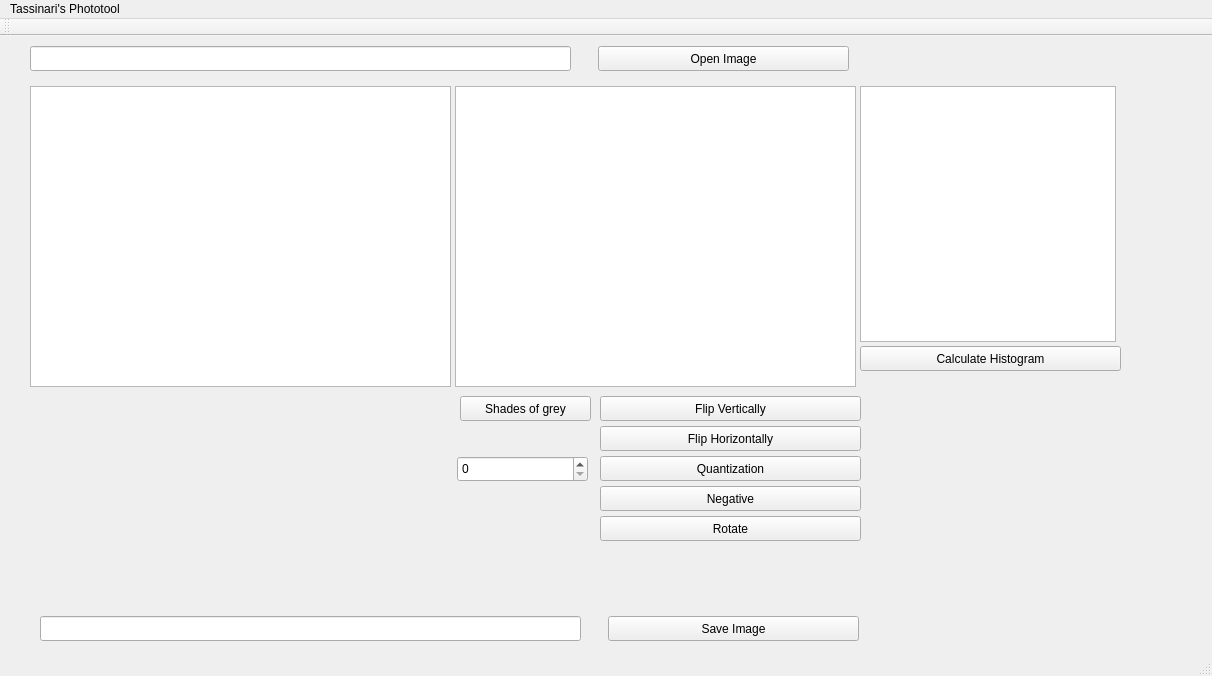
Above: mainwindow.ui from guitassinari/fpi-project before the change. Below: the same form after it.
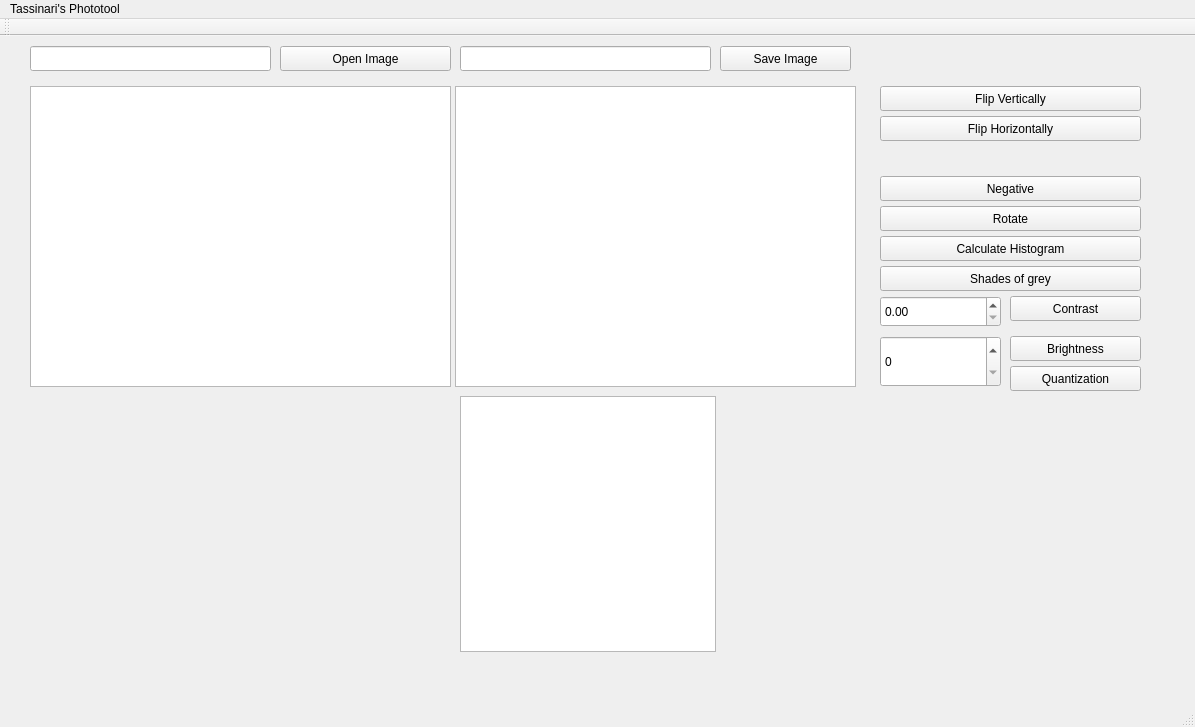
That is the form after the change.

Commit message: Adds brightness and contrast enhancement

The edit to the form file:
```diff
--- a/mainwindow.ui
+++ b/mainwindow.ui
@@ -6,8 +6,8 @@
    <rect>
     <x>0</x>
     <y>0</y>
-    <width>1212</width>
-    <height>676</height>
+    <width>1195</width>
+    <height>727</height>
    </rect>
   </property>
   <property name="windowTitle">
@@ -17,8 +17,8 @@
    <widget class="QPushButton" name="FlipHorizontallyButton">
     <property name="geometry">
      <rect>
-      <x>600</x>
-      <y>390</y>
+      <x>880</x>
+      <y>80</y>
       <width>261</width>
       <height>25</height>
      </rect>
@@ -30,9 +30,9 @@
    <widget class="QPushButton" name="GreyScaleButton">
     <property name="geometry">
      <rect>
-      <x>460</x>
-      <y>360</y>
-      <width>131</width>
+      <x>880</x>
+      <y>230</y>
+      <width>261</width>
       <height>25</height>
      </rect>
     </property>
@@ -43,9 +43,9 @@
    <widget class="QPushButton" name="OpenImageButton">
     <property name="geometry">
      <rect>
-      <x>598</x>
+      <x>280</x>
       <y>10</y>
-      <width>251</width>
+      <width>171</width>
       <height>25</height>
      </rect>
     </property>
@@ -56,8 +56,8 @@
    <widget class="QPushButton" name="FlipVerticallyButton">
     <property name="geometry">
      <rect>
-      <x>600</x>
-      <y>360</y>
+      <x>880</x>
+      <y>50</y>
       <width>261</width>
       <height>25</height>
      </rect>
@@ -91,7 +91,7 @@
      <rect>
       <x>30</x>
       <y>10</y>
-      <width>541</width>
+      <width>241</width>
       <height>25</height>
      </rect>
     </property>
@@ -99,9 +99,9 @@
    <widget class="QPushButton" name="SaveImageButton">
     <property name="geometry">
      <rect>
-      <x>608</x>
-      <y>580</y>
-      <width>251</width>
+      <x>720</x>
+      <y>10</y>
+      <width>131</width>
       <height>25</height>
      </rect>
     </property>
@@ -112,9 +112,9 @@
    <widget class="QLineEdit" name="PathToSave">
     <property name="geometry">
      <rect>
-      <x>40</x>
-      <y>580</y>
-      <width>541</width>
+      <x>460</x>
+      <y>10</y>
+      <width>251</width>
       <height>25</height>
      </rect>
     </property>
@@ -122,9 +122,9 @@
    <widget class="QPushButton" name="QuantizationButton">
     <property name="geometry">
      <rect>
-      <x>600</x>
-      <y>420</y>
-      <width>261</width>
+      <x>1010</x>
+      <y>330</y>
+      <width>131</width>
       <height>25</height>
      </rect>
     </property>
@@ -135,18 +135,18 @@
    <widget class="QSpinBox" name="QuantizationNumber">
     <property name="geometry">
      <rect>
-      <x>457</x>
-      <y>420</y>
-      <width>131</width>
-      <height>26</height>
+      <x>880</x>
+      <y>300</y>
+      <width>121</width>
+      <height>51</height>
      </rect>
     </property>
    </widget>
    <widget class="QPushButton" name="NegativeButton">
     <property name="geometry">
      <rect>
-      <x>600</x>
-      <y>450</y>
+      <x>880</x>
+      <y>140</y>
       <width>261</width>
       <height>25</height>
      </rect>
@@ -158,8 +158,8 @@
    <widget class="QPushButton" name="RotateButton">
     <property name="geometry">
      <rect>
-      <x>600</x>
-      <y>480</y>
+      <x>880</x>
+      <y>170</y>
       <width>261</width>
       <height>25</height>
      </rect>
@@ -171,8 +171,8 @@
    <widget class="QGraphicsView" name="Histogram">
     <property name="geometry">
      <rect>
-      <x>860</x>
-      <y>50</y>
+      <x>460</x>
+      <y>360</y>
       <width>256</width>
       <height>256</height>
      </rect>
@@ -181,8 +181,8 @@
    <widget class="QPushButton" name="HistogramButton">
     <property name="geometry">
      <rect>
-      <x>860</x>
-      <y>310</y>
+      <x>880</x>
+      <y>200</y>
       <width>261</width>
       <height>25</height>
      </rect>
@@ -191,6 +191,42 @@
      <string>Calculate Histogram</string>
     </property>
    </widget>
+   <widget class="QPushButton" name="ContrastButton">
+    <property name="geometry">
+     <rect>
+      <x>1010</x>
+      <y>260</y>
+      <width>131</width>
+      <height>25</height>
+     </rect>
+    </property>
+    <property name="text">
+     <string>Contrast</string>
+    </property>
+   </widget>
+   <widget class="QPushButton" name="BrightnessButton">
+    <property name="geometry">
+     <rect>
+      <x>1010</x>
+      <y>300</y>
+      <width>131</width>
+      <height>25</height>
+     </rect>
+    </property>
+    <property name="text">
+     <string>Brightness</string>
+    </property>
+   </widget>
+   <widget class="QDoubleSpinBox" name="ContrastValue">
+    <property name="geometry">
+     <rect>
+      <x>880</x>
+      <y>260</y>
+      <width>121</width>
+      <height>31</height>
+     </rect>
+    </property>
+   </widget>
   </widget>
   <widget class="QToolBar" name="mainToolBar">
    <attribute name="toolBarArea">
@@ -206,7 +242,7 @@
     <rect>
      <x>0</x>
      <y>0</y>
-     <width>1212</width>
+     <width>1195</width>
      <height>22</height>
     </rect>
    </property>
```
The commit also changes 11 other files.
